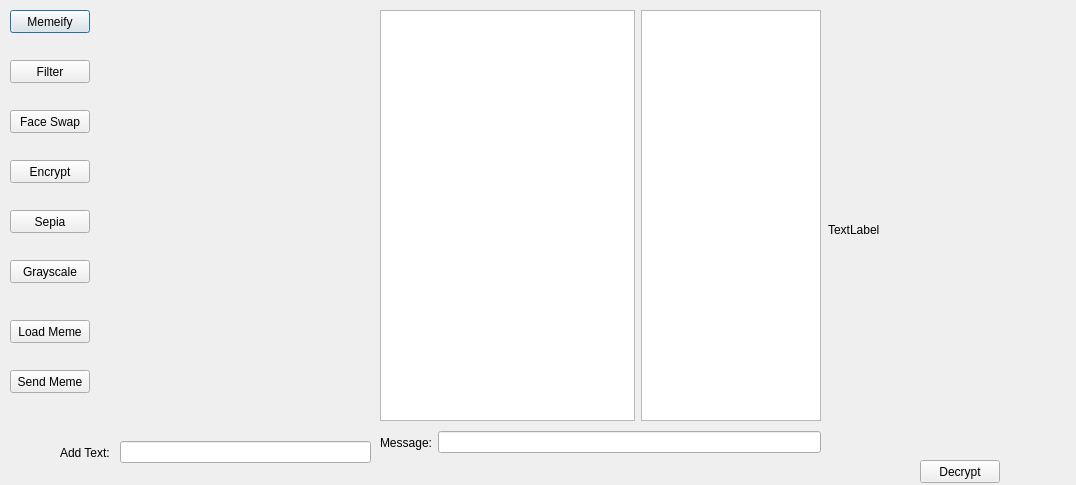
Before: the Qt Designer form mem-generator-ui/chatdialog.ui in tjlagrow/Meme-Machine, drawn with Qt 5.
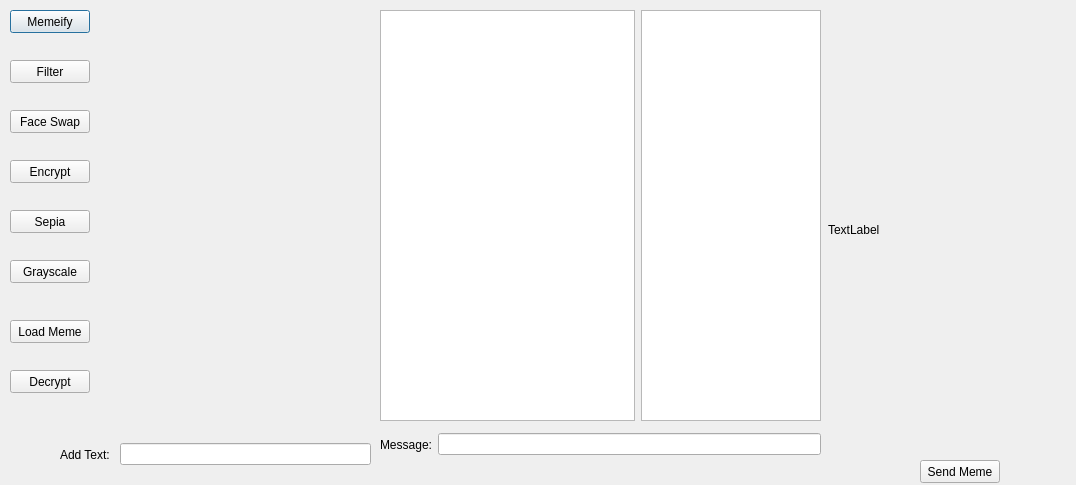
After: the same form once the commit is applied.

Commit message:
flipped decrypt and send meme
send meme now sends the image to the right pane
encrypt and decrypt work - reloading the image every time they are
called

```diff
--- a/mem-generator-ui/chatdialog.ui
+++ b/mem-generator-ui/chatdialog.ui
@@ -69,7 +69,7 @@
      <x>380</x>
      <y>430</y>
      <width>441</width>
-     <height>25</height>
+     <height>29</height>
     </rect>
    </property>
    <layout class="QHBoxLayout">
@@ -201,7 +201,7 @@
     </rect>
    </property>
    <property name="text">
-    <string>Send Meme</string>
+    <string>Decrypt</string>
    </property>
   </widget>
   <widget class="QPushButton" name="pushButton_10">
@@ -214,7 +214,7 @@
     </rect>
    </property>
    <property name="text">
-    <string>Decrypt</string>
+    <string>Send Meme</string>
    </property>
   </widget>
   <widget class="QWidget" name="layoutWidget_2">
@@ -223,7 +223,7 @@
      <x>60</x>
      <y>440</y>
      <width>311</width>
-     <height>25</height>
+     <height>29</height>
     </rect>
    </property>
    <layout class="QHBoxLayout" name="_2">
```
The commit also changes 8 other files.
